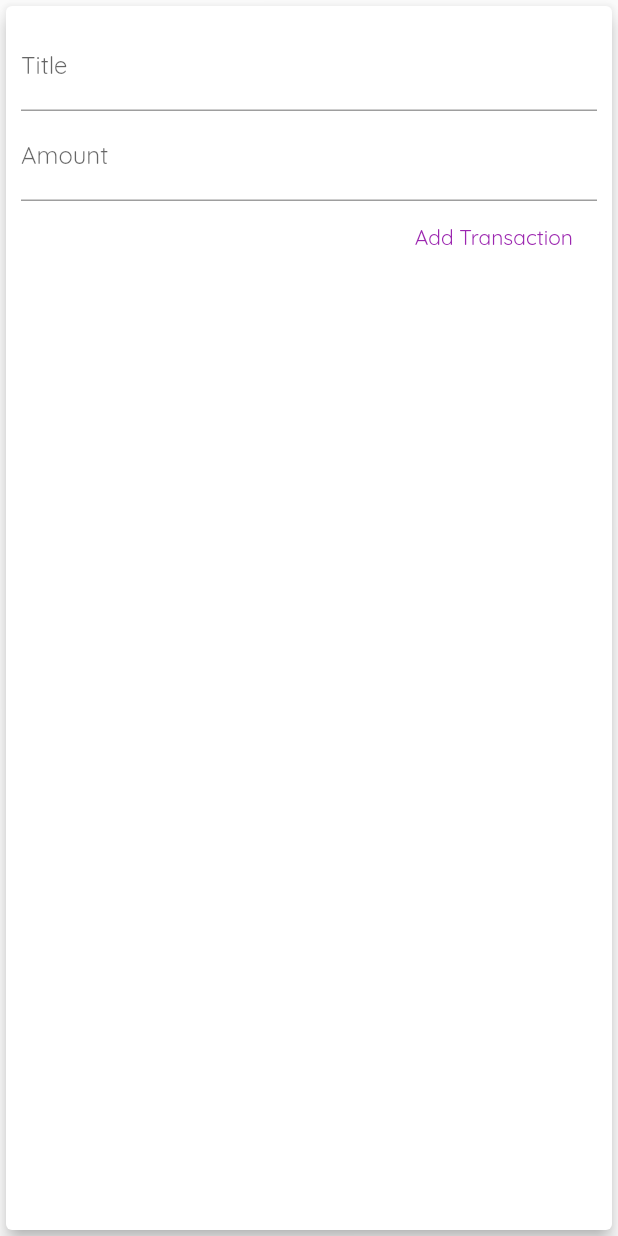
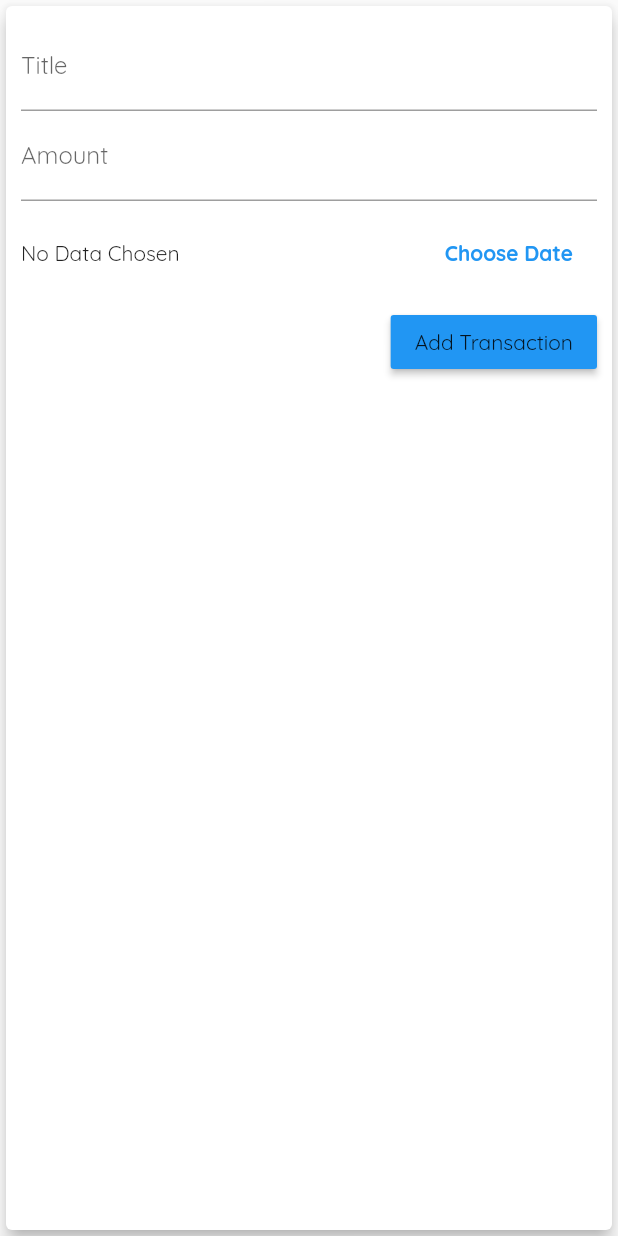
Before and after one commit to TheMorne/Personal-Expenses, a Flutter app: the NewTransaction widget shown alone on an empty page, opened directly with empty values, after a tap on "Add Transaction", on a phone screen of 412 x 824 dp. Run offline on Flutter 3.47's test engine with Material 2 defaults, Android fonts, the phone set to English and light mode, and no system bars.

Commit message:
Choose date and delete features added

```diff
--- a/lib/widgets/new_transaction.dart
+++ b/lib/widgets/new_transaction.dart
@@ -1,4 +1,5 @@
 import 'package:flutter/material.dart';
+import 'package:intl/intl.dart';
 
 class NewTransaction extends StatefulWidget {
   final Function addTx;
@@ -10,24 +11,44 @@ class NewTransaction extends StatefulWidget {
 }
 
 class _NewTransactionState extends State<NewTransaction> {
-  final titleController = TextEditingController();
+  final _titleController = TextEditingController();
+  final _amountController = TextEditingController();
+  DateTime? _selectDate;
 
-  final amountController = TextEditingController();
+  void _submitData() {
+    if(_amountController.text.isEmpty){
+      return;
+    }
+    final enteredTitle = _titleController.text;
+    final enteredAmount = double.parse(_amountController.text);
 
-  void submitData() {
-    final enteredTitle = titleController.text;
-    final enteredAmount = double.parse(amountController.text);
-
-    if (enteredTitle.isEmpty || enteredAmount <= 0) {
+    if (enteredTitle.isEmpty || enteredAmount <= 0 || _selectDate == null) {
       return;
     }
 
     widget.addTx(
       enteredTitle,
       enteredAmount,
+      _selectDate,
     );
 
     Navigator.of(context).pop();
+  }
+
+  void _presentDatePicker() {
+    showDatePicker(
+      context: context,
+      initialDate: DateTime.now(),
+      firstDate: DateTime(2022),
+      lastDate: DateTime.now(),
+    ).then((pickedDate) {
+      if (pickedDate == null) {
+        return;
+      }
+      setState(() {
+        _selectDate = pickedDate;
+      });
+    });
   }
 
   @override
@@ -41,23 +62,46 @@ class _NewTransactionState extends State<NewTransaction> {
           children: <Widget>[
             TextField(
               decoration: InputDecoration(labelText: 'Title'),
-              controller: titleController,
-              onSubmitted: (_) => submitData(),
+              controller: _titleController,
+              onSubmitted: (_) => _submitData(),
               // onChanged: (val) {
               //   titleInput = val;
               // },
             ),
             TextField(
               decoration: InputDecoration(labelText: 'Amount'),
-              controller: amountController,
+              controller: _amountController,
               keyboardType: TextInputType.number,
-              onSubmitted: (_) => submitData(),
+              onSubmitted: (_) => _submitData(),
               // onChanged: (val) => amountInput = val,
             ),
-            FlatButton(
+            Container(
+              height: 70,
+              child: Row(
+                children: <Widget>[
+                  Expanded(
+                    child: Text(
+                      _selectDate == null
+                          ? 'No Data Chosen'
+                          : DateFormat.yMd().format(_selectDate!).toString(),
+                    ),
+                  ),
+                  FlatButton(
+                    textColor: Theme.of(context).primaryColor,
+                    onPressed: _presentDatePicker,
+                    child: Text(
+                      'Choose Date',
+                      style: TextStyle(fontWeight: FontWeight.bold),
+                    ),
+                  ),
+                ],
+              ),
+            ),
+            RaisedButton(
               child: Text('Add Transaction'),
-              textColor: Colors.purple,
-              onPressed: submitData,
+              textColor: Theme.of(context).textTheme.button?.color,
+              color: Theme.of(context).primaryColor,
+              onPressed: _submitData,
             ),
           ],
         ),
--- a/lib/widgets/transaction_list.dart
+++ b/lib/widgets/transaction_list.dart
@@ -5,8 +5,9 @@ import '../models/transaction.dart';
 
 class TransactionList extends StatelessWidget {
   final List<Transaction> transactions;
+  final Function deleteTx;
 
-  TransactionList(this.transactions);
+  TransactionList(this.transactions, this.deleteTx);
 
   @override
   Widget build(BuildContext context) {
@@ -51,6 +52,7 @@ class TransactionList extends StatelessWidget {
                         transactions[index].date,
                       ),
                     ),
+                    trailing: IconButton(icon: Icon(Icons.delete),color: Theme.of(context).errorColor, onPressed: () => deleteTx(transactions[index].id)),
                   ),
                 );
               },
```
Also changed, not shown: lib/main.dart (+11 -3 lines).
